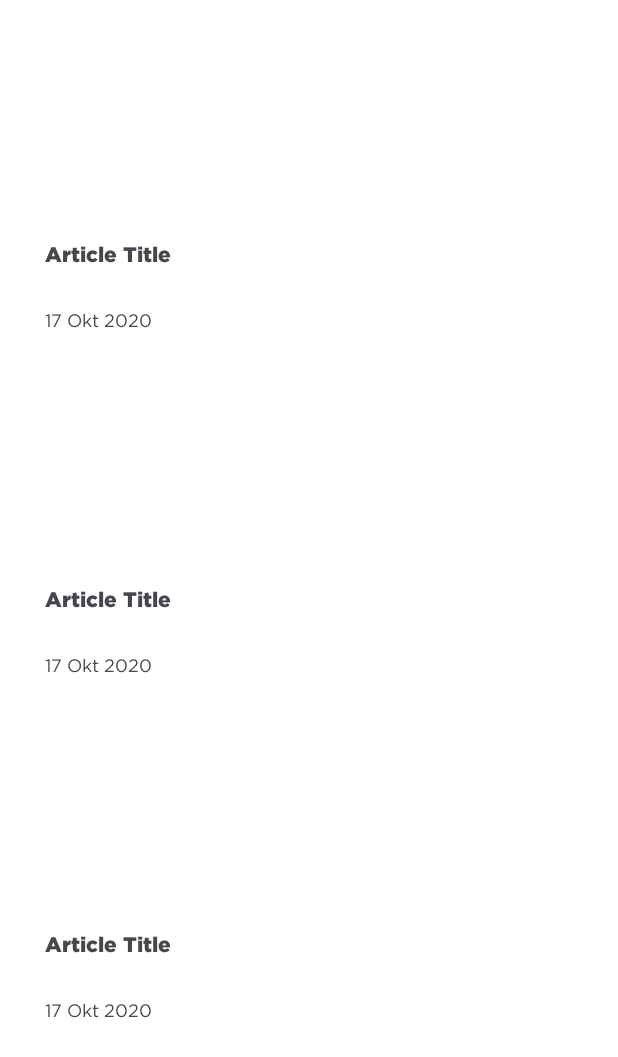
After one commit to fadlurahmanfdev/media_islam, an Android app: the layout fragment_article.xml on its own in the app's theme, with its tools: preview values and no code run, on a phone screen of 412 x 824 dp. The commit adds this screen. Shown: the top 1057 px of the screen. Run offline under Robolectric (Android 15) with nearby library versions, the phone set to English and light mode, and no system bars.

Commit message:
paging article

```diff
--- a/app/build.gradle.kts
+++ b/app/build.gradle.kts
@@ -165,4 +165,9 @@ dependencies {
     implementation("androidx.room:room-runtime:$room_version")
     implementation("androidx.room:room-rxjava3:$room_version")
     kapt("androidx.room:room-compiler:$room_version")
+
+    //paging
+    val paging_version = "3.3.0"
+    implementation("androidx.paging:paging-runtime-ktx:$paging_version")
+    implementation("androidx.paging:paging-rxjava3:$paging_version")
 }
--- a/app/src/main/java/co/id/fadlurahmanf/mediaislam/article/ArticleSubComponent.kt
+++ b/app/src/main/java/co/id/fadlurahmanf/mediaislam/article/ArticleSubComponent.kt
@@ -1,5 +1,6 @@
 package co.id.fadlurahmanf.mediaislam.article
 
+import co.id.fadlurahmanf.mediaislam.article.presentation.ArticleFragment
 import co.id.fadlurahmanf.mediaislam.article.presentation.ArticleListActivity
 import co.id.fadlurahmanf.mediaislam.quran.presentation.audio.AudioActivity
 import co.id.fadlurahmanf.mediaislam.quran.presentation.surah.DetailSurahActivity
@@ -14,4 +15,6 @@ interface ArticleSubComponent {
     }
 
     fun inject(activity: ArticleListActivity)
+
+    fun inject(fragment: ArticleFragment)
 }
--- a/app/src/main/java/co/id/fadlurahmanf/mediaislam/article/data/datasources/ArticleDatasourceRepository.kt
+++ b/app/src/main/java/co/id/fadlurahmanf/mediaislam/article/data/datasources/ArticleDatasourceRepository.kt
@@ -5,6 +5,5 @@ import co.id.fadlurahmanf.mediaislam.core.network.dto.response.article.ArticleIt
 import io.reactivex.rxjava3.core.Observable
 
 interface ArticleDatasourceRepository {
-    // konsultasi syariah
-    fun getKsArticle(): Observable<BaseArtikelIslamResponse.Data<List<ArticleItemResponse>>>
+    fun getIslamArticle(source: String, page:Int): Observable<BaseArtikelIslamResponse.Data<List<ArticleItemResponse>>>
 }
--- a/app/src/main/java/co/id/fadlurahmanf/mediaislam/article/domain/usecase/ArticleUseCaseImpl.kt
+++ b/app/src/main/java/co/id/fadlurahmanf/mediaislam/article/domain/usecase/ArticleUseCaseImpl.kt
@@ -9,7 +9,7 @@ class ArticleUseCaseImpl @Inject constructor(
     private val articleDatasourceRepository: ArticleDatasourceRepository
 ) : ArticleUseCase {
     override fun getTop3Article(): Observable<List<ArticleItemResponse>> {
-        return articleDatasourceRepository.getKsArticle().map {
+        return articleDatasourceRepository.getIslamArticle(source = "ks", page = 1).map {
             if (it.content.size > 3) {
                 it.content.take(3)
             } else {
--- a/app/src/main/java/co/id/fadlurahmanf/mediaislam/article/presentation/adapter/ArticleAdapter.kt
+++ b/app/src/main/java/co/id/fadlurahmanf/mediaislam/article/presentation/adapter/ArticleAdapter.kt
@@ -31,6 +31,7 @@ class ArticleAdapter : RecyclerView.Adapter<RecyclerView.ViewHolder>() {
     inner class ViewHolder(view: View) : RecyclerView.ViewHolder(view) {
         val title: TextView = view.findViewById(R.id.tv_title)
         val category: TextView = view.findViewById(R.id.tv_category)
+        val date: TextView = view.findViewById(R.id.tv_date)
         val thumbnail: ImageView = view.findViewById(R.id.iv_thumbnail)
 
         init {
@@ -56,6 +57,7 @@ class ArticleAdapter : RecyclerView.Adapter<RecyclerView.ViewHolder>() {
             mHolder.category.visibility = View.VISIBLE
         }
         mHolder.title.text = article.title
+        holder.date.text = article.date
         Glide.with(mHolder.thumbnail).load(article.thumbnail ?: "-").into(mHolder.thumbnail)
     }
 
--- a/app/src/main/java/co/id/fadlurahmanf/mediaislam/core/network/api/ArtikeIslamAPI.kt
+++ b/app/src/main/java/co/id/fadlurahmanf/mediaislam/core/network/api/ArtikeIslamAPI.kt
@@ -6,10 +6,12 @@ import io.reactivex.rxjava3.core.Observable
 import retrofit2.Response
 import retrofit2.http.GET
 import retrofit2.http.Path
+import retrofit2.http.Query
 
 interface ArtikeIslamAPI {
     @GET(".netlify/functions/api/{source}")
     fun getArticle(
         @Path("source") source: String,
+        @Query("page") page:Int,
     ): Observable<Response<BaseArtikelIslamResponse<List<ArticleItemResponse>>>>
 }
--- /dev/null
+++ b/app/src/main/res/layout/fragment_article.xml
@@ -0,0 +1,17 @@
+<?xml version="1.0" encoding="utf-8"?>
+<FrameLayout xmlns:android="http://schemas.android.com/apk/res/android"
+    xmlns:tools="http://schemas.android.com/tools"
+    android:layout_width="match_parent"
+    android:layout_height="match_parent"
+    android:background="@color/white"
+    tools:context=".article.presentation.ArticleFragment">
+
+    <androidx.recyclerview.widget.RecyclerView
+        android:layout_width="match_parent"
+        android:id="@+id/rv"
+        android:layout_height="match_parent"
+        android:paddingHorizontal="20dp"
+        android:paddingVertical="20dp"
+        tools:listitem="@layout/item_article_vertical" />
+
+</FrameLayout>
--- /dev/null
+++ b/app/src/main/res/layout/item_article_vertical.xml
@@ -0,0 +1,54 @@
+<?xml version="1.0" encoding="utf-8"?>
+<androidx.constraintlayout.widget.ConstraintLayout xmlns:android="http://schemas.android.com/apk/res/android"
+    xmlns:app="http://schemas.android.com/apk/res-auto"
+    android:layout_width="match_parent"
+    android:layout_height="wrap_content"
+    android:padding="10dp">
+
+    <ImageView
+        android:id="@+id/iv_thumbnail"
+        android:layout_width="match_parent"
+        android:layout_height="120dp"
+        android:background="@color/white"
+        android:scaleType="fitCenter"
+        android:contentDescription="Image View Content Article"
+        app:layout_constraintTop_toTopOf="parent"
+        app:layout_constraintStart_toStartOf="parent"/>
+
+    <LinearLayout
+        android:layout_width="match_parent"
+        android:layout_height="80dp"
+        android:orientation="vertical"
+        android:layout_marginEnd="20dp"
+        android:layout_marginTop="10dp"
+        app:layout_constraintStart_toStartOf="parent"
+        app:layout_constraintTop_toBottomOf="@id/iv_thumbnail">
+
+        <TextView
+            android:id="@+id/tv_category"
+            style="@style/Font.Regular.12"
+            android:visibility="gone"
+            android:layout_width="match_parent"
+            android:layout_height="wrap_content"
+            android:text="Article Category"
+            android:textColor="@color/primary" />
+
+        <TextView
+            android:id="@+id/tv_title"
+            style="@style/Font.Bold.14"
+            android:ellipsize="end"
+            android:lines="2"
+            android:layout_width="match_parent"
+            android:layout_height="wrap_content"
+            android:text="Article Title" />
+
+        <TextView
+            android:id="@+id/tv_date"
+            style="@style/Font.Regular.12"
+            android:layout_marginTop="10dp"
+            android:layout_width="match_parent"
+            android:layout_height="wrap_content"
+            android:text="17 Okt 2020" />
+    </LinearLayout>
+
+</androidx.constraintlayout.widget.ConstraintLayout>
--- a/app/src/main/res/values/strings.xml
+++ b/app/src/main/res/values/strings.xml
@@ -1,3 +1,5 @@
 <resources>
     <string name="app_name">Media Islam</string>
+    <!-- TODO: Remove or change this placeholder text -->
+    <string name="hello_blank_fragment">Hello blank fragment</string>
 </resources>
```
Also changed, not shown: app/src/main/java/co/id/fadlurahmanf/mediaislam/article/BaseArticleFragment.kt (added, +51 -0 lines), app/src/main/java/co/id/fadlurahmanf/mediaislam/article/data/datasources/ArticleDatasourceRepositoryImpl.kt (+4 -3 lines), app/src/main/java/co/id/fadlurahmanf/mediaislam/article/data/datasources/ArticlePagingSource.kt (added, +48 -0 lines), app/src/main/java/co/id/fadlurahmanf/mediaislam/article/presentation/ArticleFragment.kt (added, +51 -0 lines), app/src/main/java/co/id/fadlurahmanf/mediaislam/article/presentation/ArticleListActivity.kt (+15 -10 lines), app/src/main/java/co/id/fadlurahmanf/mediaislam/article/presentation/ArticleViewModel.kt (added, +51 -0 lines), app/src/main/java/co/id/fadlurahmanf/mediaislam/article/presentation/ArticleWebViewActivity.kt (+6 -3 lines), app/src/main/java/co/id/fadlurahmanf/mediaislam/article/presentation/adapter/ArticlePagingAdapter.kt (added, +80 -0 lines), app/src/main/res/layout/activity_article_list.xml (+11 -5 lines).
